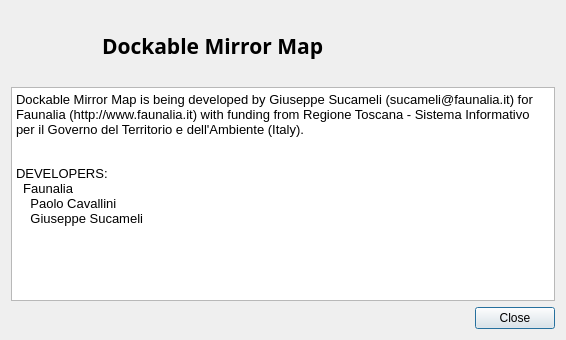
Before: the Qt Designer form ui/dlgAbout.ui in faunalia/transformationtools, drawn with Qt 5.
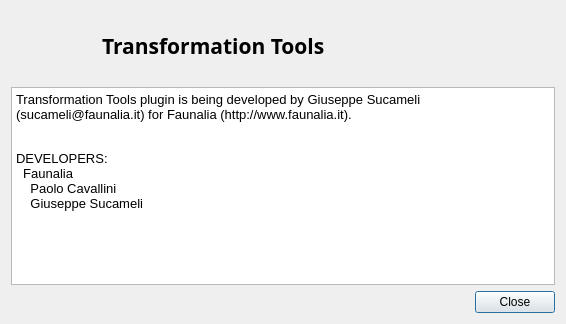
After: the same form once the commit is applied.

Commit message: missing in the last commit, use qgis.db instead of config file to store transformations

```diff
--- a/ui/dlgAbout.ui
+++ b/ui/dlgAbout.ui
@@ -7,7 +7,7 @@
     <x>0</x>
     <y>0</y>
     <width>566</width>
-    <height>340</height>
+    <height>324</height>
    </rect>
   </property>
   <property name="windowTitle">
@@ -53,7 +53,7 @@
       </font>
      </property>
      <property name="text">
-      <string>Dockable Mirror Map</string>
+      <string>Transformation Tools</string>
      </property>
     </widget>
    </item>
@@ -63,14 +63,14 @@
       <string>&lt;!DOCTYPE HTML PUBLIC &quot;-//W3C//DTD HTML 4.0//EN&quot; &quot;http://www.w3.org/TR/REC-html40/strict.dtd&quot;&gt;
 &lt;html&gt;&lt;head&gt;&lt;meta name=&quot;qrichtext&quot; content=&quot;1&quot; /&gt;&lt;style type=&quot;text/css&quot;&gt;
 p, li { white-space: pre-wrap; }
-&lt;/style&gt;&lt;/head&gt;&lt;body style=&quot; font-family:'Sans'; font-size:10pt; font-weight:400; font-style:normal;&quot;&gt;
-&lt;p style=&quot; margin-top:0px; margin-bottom:0px; margin-left:0px; margin-right:0px; -qt-block-indent:0; text-indent:0px;&quot;&gt;Dockable Mirror Map is being developed by Giuseppe Sucameli (sucameli@faunalia.it) for Faunalia (http://www.faunalia.it) with funding from Regione Toscana - Sistema Informativo per il Governo del Territorio e dell'Ambiente (Italy).&lt;/p&gt;
+&lt;/style&gt;&lt;/head&gt;&lt;body style=&quot; font-family:'Ubuntu'; font-size:11pt; font-weight:400; font-style:normal;&quot;&gt;
+&lt;p style=&quot; margin-top:0px; margin-bottom:0px; margin-left:0px; margin-right:0px; -qt-block-indent:0; text-indent:0px;&quot;&gt;&lt;span style=&quot; font-family:'Sans'; font-size:10pt;&quot;&gt;Transformation Tools plugin is being developed by Giuseppe Sucameli (sucameli@faunalia.it) for Faunalia (http://www.faunalia.it).&lt;/span&gt;&lt;/p&gt;
 &lt;p style=&quot;-qt-paragraph-type:empty; margin-top:0px; margin-bottom:0px; margin-left:0px; margin-right:0px; -qt-block-indent:0; text-indent:0px; font-family:'DejaVu Sans'; font-size:9pt;&quot;&gt;&lt;/p&gt;
-&lt;p style=&quot;-qt-paragraph-type:empty; margin-top:0px; margin-bottom:0px; margin-left:0px; margin-right:0px; -qt-block-indent:0; text-indent:0px;&quot;&gt;&lt;/p&gt;
-&lt;p style=&quot; margin-top:0px; margin-bottom:0px; margin-left:0px; margin-right:0px; -qt-block-indent:0; text-indent:0px;&quot;&gt;DEVELOPERS:&lt;/p&gt;
-&lt;p style=&quot; margin-top:0px; margin-bottom:0px; margin-left:0px; margin-right:0px; -qt-block-indent:0; text-indent:0px;&quot;&gt;  Faunalia&lt;/p&gt;
-&lt;p style=&quot; margin-top:0px; margin-bottom:0px; margin-left:0px; margin-right:0px; -qt-block-indent:0; text-indent:0px;&quot;&gt;    Paolo Cavallini&lt;/p&gt;
-&lt;p style=&quot; margin-top:0px; margin-bottom:0px; margin-left:0px; margin-right:0px; -qt-block-indent:0; text-indent:0px;&quot;&gt;    Giuseppe Sucameli&lt;/p&gt;&lt;/body&gt;&lt;/html&gt;</string>
+&lt;p style=&quot;-qt-paragraph-type:empty; margin-top:0px; margin-bottom:0px; margin-left:0px; margin-right:0px; -qt-block-indent:0; text-indent:0px; font-family:'Sans'; font-size:10pt;&quot;&gt;&lt;/p&gt;
+&lt;p style=&quot; margin-top:0px; margin-bottom:0px; margin-left:0px; margin-right:0px; -qt-block-indent:0; text-indent:0px;&quot;&gt;&lt;span style=&quot; font-family:'Sans'; font-size:10pt;&quot;&gt;DEVELOPERS:&lt;/span&gt;&lt;/p&gt;
+&lt;p style=&quot; margin-top:0px; margin-bottom:0px; margin-left:0px; margin-right:0px; -qt-block-indent:0; text-indent:0px;&quot;&gt;&lt;span style=&quot; font-family:'Sans'; font-size:10pt;&quot;&gt;  Faunalia&lt;/span&gt;&lt;/p&gt;
+&lt;p style=&quot; margin-top:0px; margin-bottom:0px; margin-left:0px; margin-right:0px; -qt-block-indent:0; text-indent:0px;&quot;&gt;&lt;span style=&quot; font-family:'Sans'; font-size:10pt;&quot;&gt;    Paolo Cavallini&lt;/span&gt;&lt;/p&gt;
+&lt;p style=&quot; margin-top:0px; margin-bottom:0px; margin-left:0px; margin-right:0px; -qt-block-indent:0; text-indent:0px;&quot;&gt;&lt;span style=&quot; font-family:'Sans'; font-size:10pt;&quot;&gt;    Giuseppe Sucameli&lt;/span&gt;&lt;/p&gt;&lt;/body&gt;&lt;/html&gt;</string>
      </property>
     </widget>
    </item>
```
Left out of the diff: 2 changed lines with no effect on the pictures. The commit also changes 14 other files.
